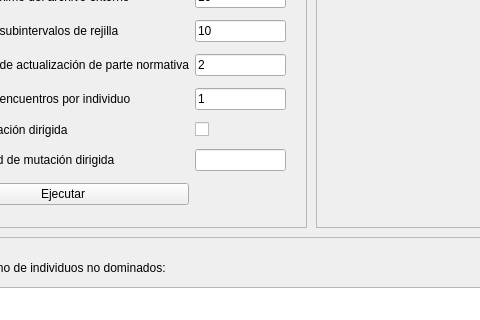
antonioaraujob/omocac2, file mainwindow.ui: the form before one commit; both pictures show x 104 to 584 and y 219 to 539 of the 835 by 683 pixel window.
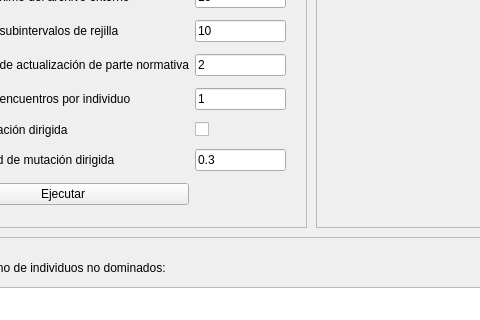
The form after the commit. Custom widgets are drawn as their Qt base class.

```diff
--- a/mainwindow.ui
+++ b/mainwindow.ui
@@ -191,7 +191,11 @@
        </widget>
       </item>
       <item row="8" column="1">
-       <widget class="QLineEdit" name="lineEditDirectedMutation"/>
+       <widget class="QLineEdit" name="lineEditDirectedMutation">
+        <property name="text">
+         <string>0.3</string>
+        </property>
+       </widget>
       </item>
      </layout>
     </widget>
```
